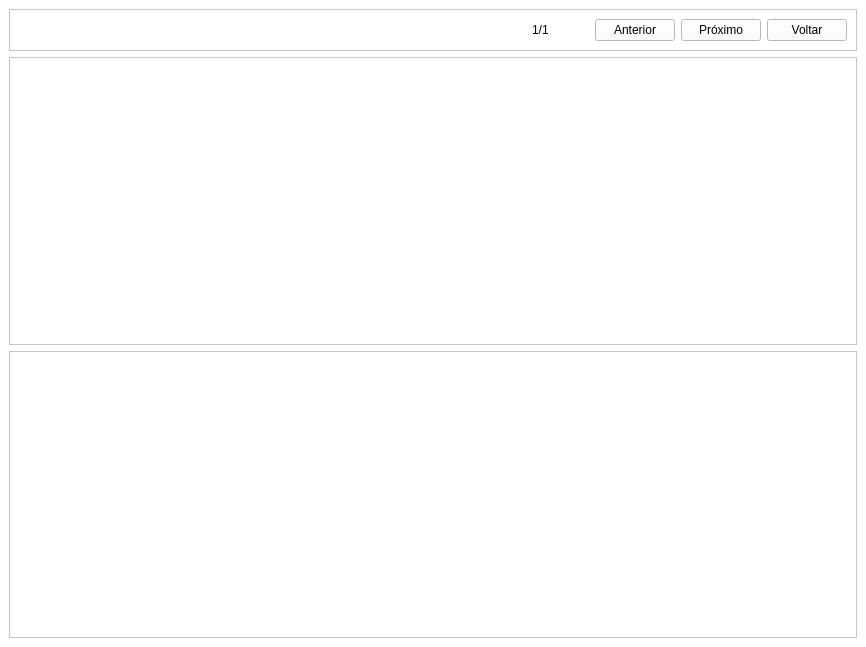
Above: View/Telas/TelaRelatorio.ui from Blastoles/ProjetoSCGI before the change. Below: the same form after it.
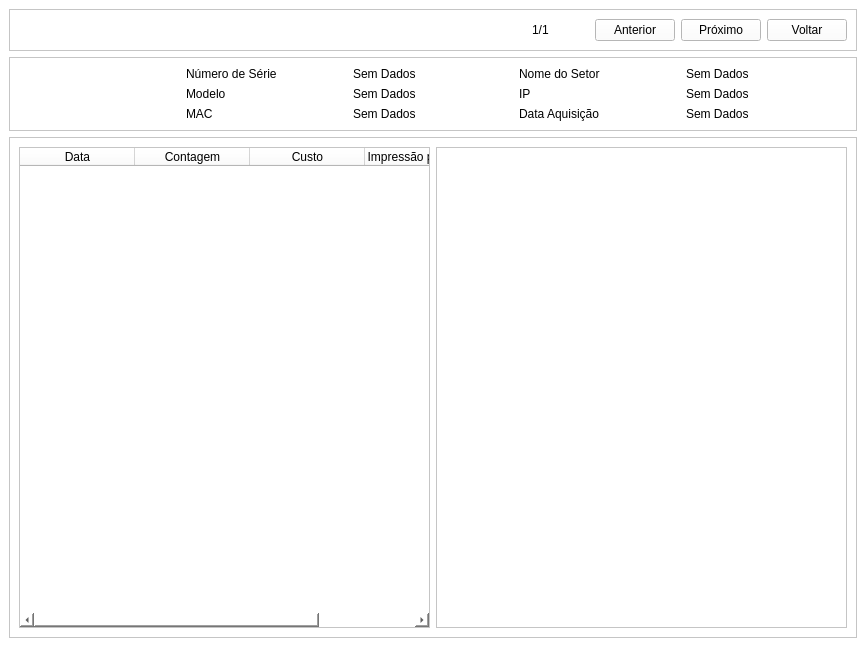
That is the form after the change. Icons and pictures are not drawn.

The edit to the form file:
```diff
--- a/View/Telas/TelaRelatorio.ui
+++ b/View/Telas/TelaRelatorio.ui
@@ -113,7 +113,117 @@
       <property name="frameShadow">
        <enum>QFrame::Raised</enum>
       </property>
-      <layout class="QGridLayout" name="gridLayout_9"/>
+      <layout class="QGridLayout" name="gridLayout_9">
+       <item row="0" column="2">
+        <widget class="QLabel" name="label_3">
+         <property name="text">
+          <string>Sem Dados</string>
+         </property>
+        </widget>
+       </item>
+       <item row="0" column="1">
+        <widget class="QLabel" name="label">
+         <property name="text">
+          <string>Número de Série</string>
+         </property>
+        </widget>
+       </item>
+       <item row="0" column="4">
+        <widget class="QLabel" name="label_7">
+         <property name="text">
+          <string>Sem Dados</string>
+         </property>
+        </widget>
+       </item>
+       <item row="0" column="3">
+        <widget class="QLabel" name="label_5">
+         <property name="text">
+          <string>Nome do Setor</string>
+         </property>
+        </widget>
+       </item>
+       <item row="0" column="0" rowspan="3">
+        <widget class="QLabel" name="label_9">
+         <property name="acceptDrops">
+          <bool>true</bool>
+         </property>
+         <property name="text">
+          <string/>
+         </property>
+         <property name="pixmap">
+          <pixmap>../Arte/print_printer_printing_1549.ico</pixmap>
+         </property>
+         <property name="scaledContents">
+          <bool>false</bool>
+         </property>
+         <property name="alignment">
+          <set>Qt::AlignCenter</set>
+         </property>
+         <property name="wordWrap">
+          <bool>false</bool>
+         </property>
+         <property name="openExternalLinks">
+          <bool>false</bool>
+         </property>
+        </widget>
+       </item>
+       <item row="1" column="1">
+        <widget class="QLabel" name="label_2">
+         <property name="text">
+          <string>Modelo</string>
+         </property>
+        </widget>
+       </item>
+       <item row="1" column="2">
+        <widget class="QLabel" name="label_4">
+         <property name="text">
+          <string>Sem Dados</string>
+         </property>
+        </widget>
+       </item>
+       <item row="1" column="3">
+        <widget class="QLabel" name="label_6">
+         <property name="text">
+          <string>IP</string>
+         </property>
+        </widget>
+       </item>
+       <item row="1" column="4">
+        <widget class="QLabel" name="label_8">
+         <property name="text">
+          <string>Sem Dados</string>
+         </property>
+        </widget>
+       </item>
+       <item row="2" column="1">
+        <widget class="QLabel" name="label_10">
+         <property name="text">
+          <string>MAC</string>
+         </property>
+        </widget>
+       </item>
+       <item row="2" column="2">
+        <widget class="QLabel" name="label_11">
+         <property name="text">
+          <string>Sem Dados</string>
+         </property>
+        </widget>
+       </item>
+       <item row="2" column="3">
+        <widget class="QLabel" name="label_12">
+         <property name="text">
+          <string>Data Aquisição</string>
+         </property>
+        </widget>
+       </item>
+       <item row="2" column="4">
+        <widget class="QLabel" name="label_13">
+         <property name="text">
+          <string>Sem Dados</string>
+         </property>
+        </widget>
+       </item>
+      </layout>
      </widget>
     </item>
     <item row="2" column="0">
@@ -124,6 +234,44 @@
       <property name="frameShadow">
        <enum>QFrame::Raised</enum>
       </property>
+      <layout class="QGridLayout" name="gridLayout">
+       <item row="0" column="0">
+        <widget class="QTableWidget" name="tableWidget">
+         <attribute name="horizontalHeaderDefaultSectionSize">
+          <number>115</number>
+         </attribute>
+         <attribute name="horizontalHeaderShowSortIndicator" stdset="0">
+          <bool>false</bool>
+         </attribute>
+         <attribute name="horizontalHeaderStretchLastSection">
+          <bool>true</bool>
+         </attribute>
+         <column>
+          <property name="text">
+           <string>Data</string>
+          </property>
+         </column>
+         <column>
+          <property name="text">
+           <string>Contagem</string>
+          </property>
+         </column>
+         <column>
+          <property name="text">
+           <string>Custo</string>
+          </property>
+         </column>
+         <column>
+          <property name="text">
+           <string>Impressão por Toner</string>
+          </property>
+         </column>
+        </widget>
+       </item>
+       <item row="0" column="1">
+        <widget class="QGraphicsView" name="graphicsView"/>
+       </item>
+      </layout>
      </widget>
     </item>
    </layout>
```
